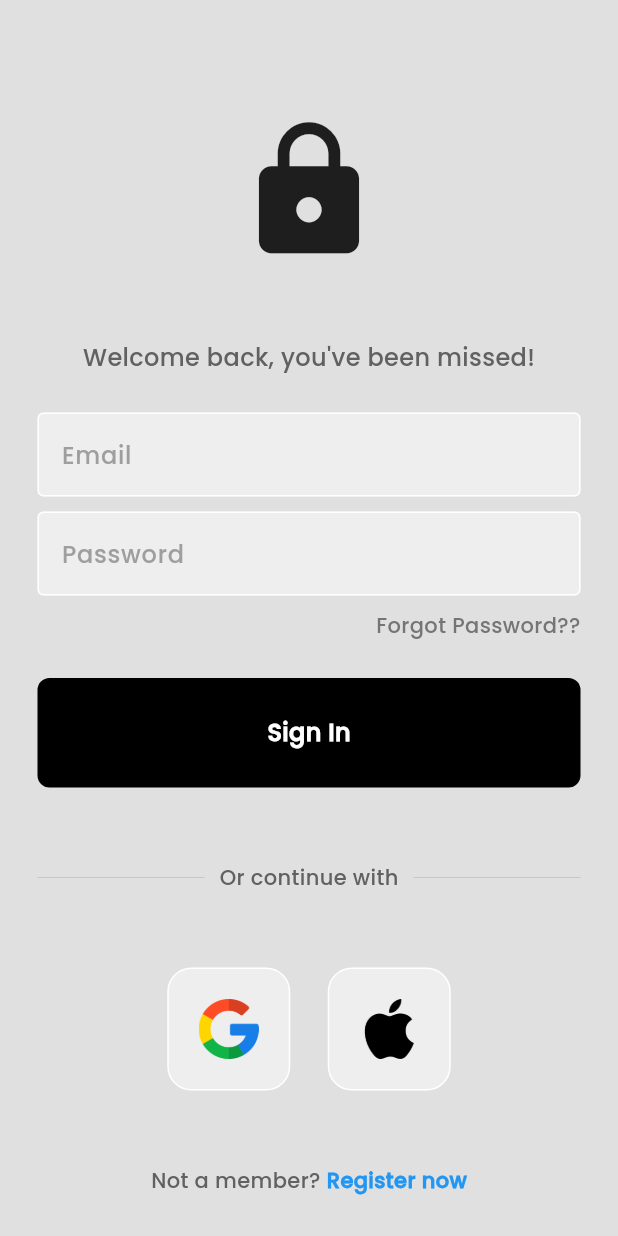
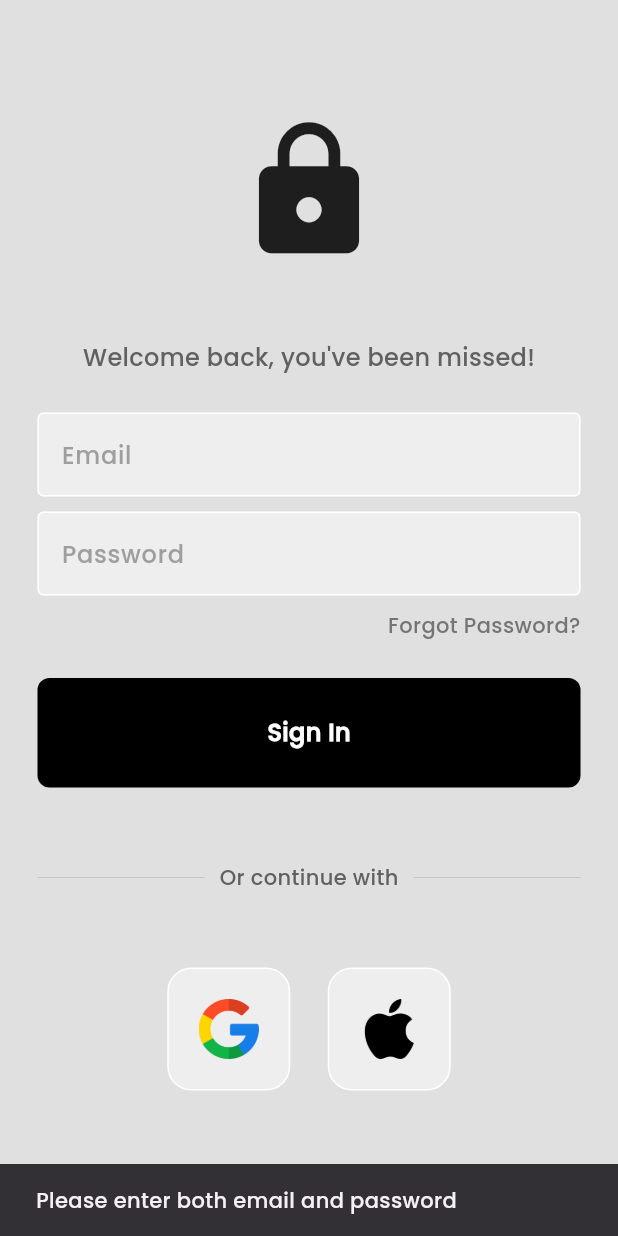
Before and after one commit to afiqamrii/learn_buddy_project, a Flutter app: the LoginPage screen opened directly, after a tap on "Sign In", on a phone screen of 412 x 824 dp. Run offline on Flutter 3.47's test engine with Material 3 defaults, Android fonts, the phone set to English and light mode, and no system bars; our stand-ins replace cloud_firestore, firebase_auth, firebase_core, flutter_svg; accounts and stored records are empty.

Commit message:
login settle

```diff
--- a/lib/auth/login_page.dart
+++ b/lib/auth/login_page.dart
@@ -1,13 +1,11 @@
 import 'dart:developer';
-
-import 'package:learn_buddy_project/auth/auth_service.dart'; // AuthService for Firebase login
 import 'package:flutter/material.dart';
-import 'package:learn_buddy_project/screens/home/homescreen.dart'; // Import HomeScreen page here
+import 'package:learn_buddy_project/auth/auth_service.dart';
+import 'package:learn_buddy_project/auth/signup_screen.dart';
+import 'package:learn_buddy_project/screens/home/homescreen.dart';
 import 'package:learn_buddy_project/components/my_button.dart';
 import 'package:learn_buddy_project/components/my_textfield.dart';
 import 'package:learn_buddy_project/components/square_tile.dart';
-
-import 'auth_service.dart';
 
 class LoginPage extends StatefulWidget {
   const LoginPage({super.key});
@@ -17,8 +15,7 @@ class LoginPage extends StatefulWidget {
 }
 
 class _LoginPageState extends State<LoginPage> {
-  final AuthService _auth = AuthService(); // Initialize Firebase AuthService
-
+  final AuthService _auth = AuthService();
   final _emailController = TextEditingController();
   final _passwordController = TextEditingController();
 
@@ -31,24 +28,32 @@ class _LoginPageState extends State<LoginPage> {
 
   // Firebase sign-in method
   void _login() async {
-    final user = await _auth.loginUserWithEmailAndPassword(
-        _emailController.text, _passwordController.text);
+    final email = _emailController.text.trim();
+    final password = _passwordController.text.trim();
+
+    // Check if email and password are entered
+    if (email.isEmpty || password.isEmpty) {
+      ScaffoldMessenger.of(context).showSnackBar(
+        const SnackBar(content: Text("Please enter both email and password")),
+      );
+      return;
+    }
+
+    // Attempt login
+    final user = await _auth.loginUserWithEmailAndPassword(email, password);
 
     if (user != null) {
       log("User Logged In");
-      goToHome(context); // Navigate to HomeScreen if login successful
+      Navigator.pushReplacement(
+        context,
+        MaterialPageRoute(builder: (context) => HomeScreen()),
+      );
     } else {
       log("Login Failed");
-      // Handle login failure (e.g., show error message)
+      ScaffoldMessenger.of(context).showSnackBar(
+        const SnackBar(content: Text("Login failed. Please check your credentials.")),
+      );
     }
-  }
-
-  // Navigate to HomeScreen after sign-in
-  void goToHome(BuildContext context) {
-    Navigator.push(
-      context,
-      MaterialPageRoute(builder: (context) => HomeScreen()),
-    );
   }
 
   @override
@@ -61,127 +66,77 @@ class _LoginPageState extends State<LoginPage> {
             mainAxisAlignment: MainAxisAlignment.center,
             children: [
               const SizedBox(height: 50),
-
-              // logo
-              const Icon(
-                Icons.lock,
-                size: 100,
-              ),
-
+              const Icon(Icons.lock, size: 100),
               const SizedBox(height: 50),
-
-              // welcome back message
               Text(
                 'Welcome back, you\'ve been missed!',
-                style: TextStyle(
-                  color: Colors.grey[700],
-                  fontSize: 16,
-                ),
+                style: TextStyle(color: Colors.grey[700], fontSize: 16),
               ),
-
               const SizedBox(height: 25),
-
-              // Email textfield
               MyTextField(
                 controller: _emailController,
                 hintText: 'Email',
                 obscureText: false,
               ),
-
               const SizedBox(height: 10),
-
-              // Password textfield
               MyTextField(
                 controller: _passwordController,
                 hintText: 'Password',
                 obscureText: true,
               ),
-
               const SizedBox(height: 10),
-
-              // Forgot password?
               Padding(
                 padding: const EdgeInsets.symmetric(horizontal: 25.0),
                 child: Row(
                   mainAxisAlignment: MainAxisAlignment.end,
                   children: [
-                    Text(
-                      'Forgot Password??',
-                      style: TextStyle(color: Colors.grey[600]),
-                    ),
+                    Text('Forgot Password?', style: TextStyle(color: Colors.grey[600])),
                   ],
                 ),
               ),
-
               const SizedBox(height: 25),
-
-              // Sign in button
-              MyButton(
-                onTap: _login, // Call the Firebase sign-in method
-              ),
-
+              MyButton(onTap: _login),
               const SizedBox(height: 50),
-
-              // or continue with
               Padding(
                 padding: const EdgeInsets.symmetric(horizontal: 25.0),
                 child: Row(
                   children: [
                     Expanded(
-                      child: Divider(
-                        thickness: 0.5,
-                        color: Colors.grey[400],
-                      ),
+                      child: Divider(thickness: 0.5, color: Colors.grey[400]),
                     ),
                     Padding(
                       padding: const EdgeInsets.symmetric(horizontal: 10.0),
-                      child: Text(
-                        'Or continue with',
-                        style: TextStyle(color: Colors.grey[700]),
-                      ),
+                      child: Text('Or continue with', style: TextStyle(color: Colors.grey[700])),
                     ),
                     Expanded(
-                      child: Divider(
-                        thickness: 0.5,
-                        color: Colors.grey[400],
-                      ),
+                      child: Divider(thickness: 0.5, color: Colors.grey[400]),
                     ),
                   ],
                 ),
               ),
-
               const SizedBox(height: 50),
-
-              // Google + Apple sign-in buttons (retain from second code)
               Row(
                 mainAxisAlignment: MainAxisAlignment.center,
                 children: const [
-                  // Google button
                   SquareTile(imagePath: 'assets/images/google.png'),
-
                   SizedBox(width: 25),
-
-                  // Apple button
                   SquareTile(imagePath: 'assets/images/apple.png')
                 ],
               ),
-
               const SizedBox(height: 50),
-
-              // Not a member? Register now
               Row(
                 mainAxisAlignment: MainAxisAlignment.center,
                 children: [
-                  Text(
-                    'Not a member?',
-                    style: TextStyle(color: Colors.grey[700]),
-                  ),
+                  Text('Not a member?', style: TextStyle(color: Colors.grey[700])),
                   const SizedBox(width: 4),
-                  const Text(
-                    'Register now',
-                    style: TextStyle(
-                      color: Colors.blue,
-                      fontWeight: FontWeight.bold,
+                  InkWell(
+                    onTap: () => Navigator.push(
+                      context,
+                      MaterialPageRoute(builder: (context) => const SignupScreen()),
+                    ),
+                    child: const Text(
+                      'Register now',
+                      style: TextStyle(color: Colors.blue, fontWeight: FontWeight.bold),
                     ),
                   ),
                 ],
--- a/pubspec.yaml
+++ b/pubspec.yaml
@@ -13,9 +13,11 @@ dependencies:
   flutter_svg: 2.0.9
   cupertino_icons: ^1.0.8
   http: ^1.2.2 # Combined from dev1_dependencies
+
   firebase_core: ^2.26.0
-  firebase_auth: ^4.17.7
-
+  firebase_auth: ^4.17.5
+  cloud_firestore: ^4.10.0
+  google_sign_in: ^5.4.2
 
 dev_dependencies:
   flutter_test:
```
Also changed, not shown: lib/auth/auth_screen.dart (added, +21 -0 lines), lib/auth/auth_service.dart (+9 -14 lines), lib/auth/signup_screen.dart (+44 -27 lines), pubspec.lock.
